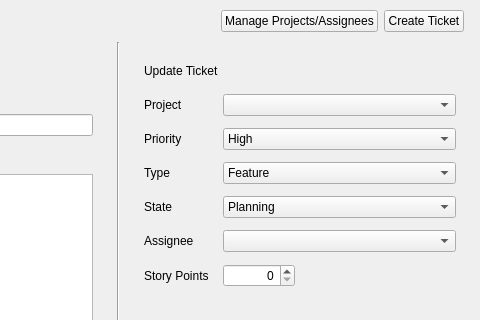
Old version of the form frmmain.ui in the repository Juanmut2003/docucheck; both pictures show x 440 to 920 and y 0 to 320 of the 920 by 640 pixel window.
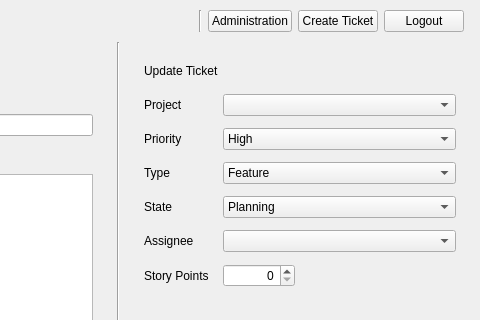
New version of the form. Custom widgets are drawn as their Qt base class.

```diff
--- a/frmmain.ui
+++ b/frmmain.ui
@@ -74,13 +74,30 @@
          </property>
         </spacer>
        </item>
+       <item>
+        <widget class="QLabel" name="labelCurrentUser">
+         <property name="text">
+          <string/>
+         </property>
+         <property name="role" stdset="0">
+          <string>hint</string>
+         </property>
+        </widget>
+       </item>
+       <item>
+        <widget class="Line" name="toolBarDivider">
+         <property name="orientation">
+          <enum>Qt::Orientation::Vertical</enum>
+         </property>
+        </widget>
+       </item>
        <item>
         <widget class="QPushButton" name="pushButtonManageProjects">
          <property name="cursor">
           <cursorShape>PointingHandCursor</cursorShape>
          </property>
          <property name="text">
-          <string>Manage Projects/Assignees</string>
+          <string>Administration</string>
          </property>
         </widget>
        </item>
@@ -94,6 +111,16 @@
          </property>
         </widget>
        </item>
+       <item>
+        <widget class="QPushButton" name="pushButtonLogout">
+         <property name="cursor">
+          <cursorShape>PointingHandCursor</cursorShape>
+         </property>
+         <property name="text">
+          <string>Logout</string>
+         </property>
+        </widget>
+       </item>
       </layout>
      </widget>
     </item>
```
